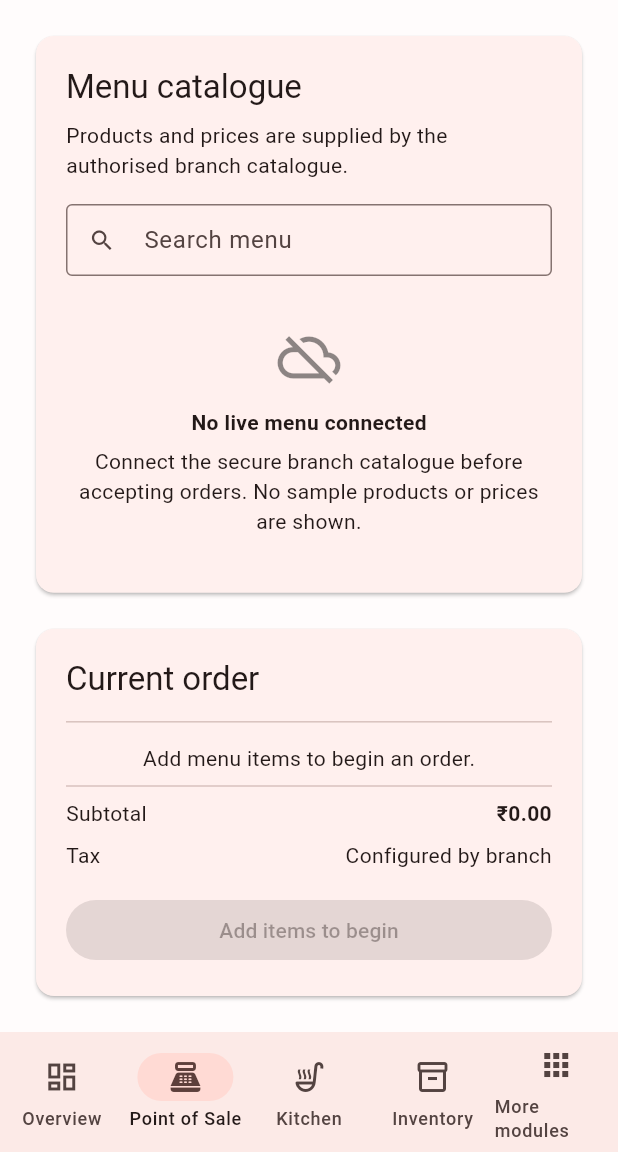
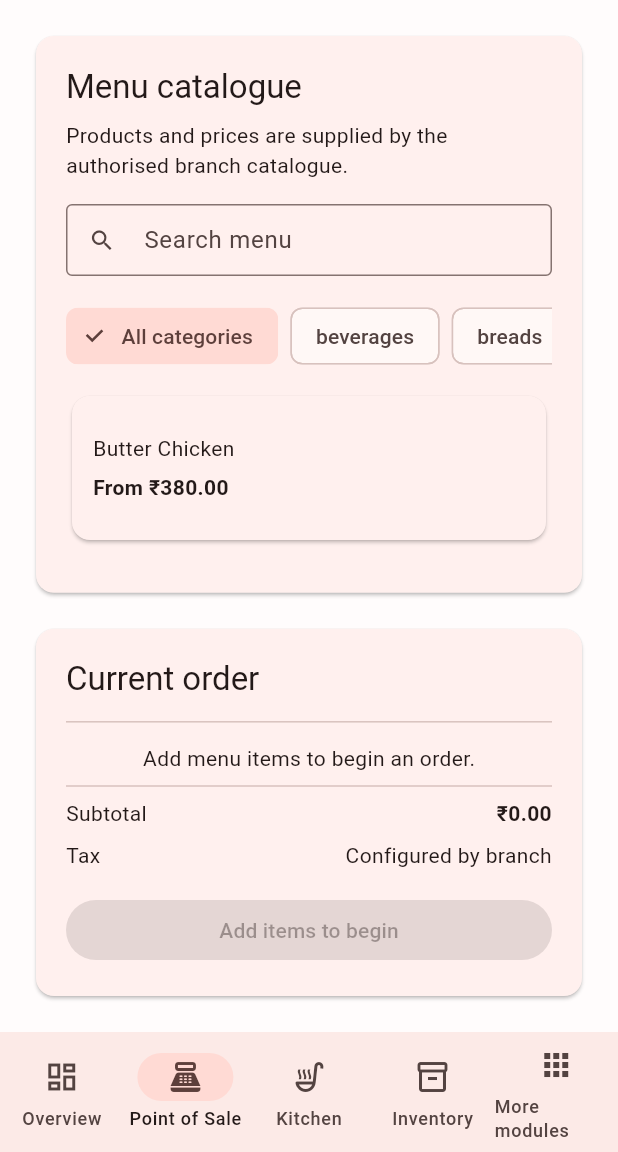
Before and after one commit to russikhuraijamsoft/thegemini, a Flutter app: the screen it shows after launch, item 2 of the bottom bar chosen, on a phone screen of 412 x 824 dp, the part 84-1236 px from its top. Run offline on Flutter 3.47's test engine with Material 3 defaults, Android fonts, the phone set to English and light mode, and no system bars.

Commit message:
feat(native-flutter): populate default flagship POS, kitchen, and inventory data, and fix flutter analyze flags

```diff
--- a/apps/talkos_flutter/analysis_options.yaml
+++ b/apps/talkos_flutter/analysis_options.yaml
@@ -1,4 +1,9 @@
 include: package:flutter_lints/flutter.yaml
+
+analyzer:
+  errors:
+    deprecated_member_use: ignore
+    deprecated_member_use_from_same_package: ignore
 
 linter:
   rules:
--- /dev/null
+++ b/apps/talkos_flutter/lib/app/default_data.dart
@@ -0,0 +1,193 @@
+import '../features/inventory/domain/inventory_deduction_engine.dart';
+import '../features/kitchen/domain/kitchen_workflow.dart';
+import '../features/pos/domain/pos_product.dart';
+
+final defaultPosProducts = <PosProduct>[
+  const PosProduct(
+    id: 'prod_butter_chicken',
+    name: 'Butter Chicken',
+    categoryId: 'curries',
+    pricePaise: 38000,
+    variants: [
+      PosProductVariant(size: PosItemSize.standard, pricePaise: 38000),
+      PosProductVariant(size: PosItemSize.large, pricePaise: 54000),
+    ],
+  ),
+  const PosProduct(
+    id: 'prod_paneer_tikka',
+    name: 'Paneer Tikka Masala',
+    categoryId: 'curries',
+    pricePaise: 32000,
+    variants: [
+      PosProductVariant(size: PosItemSize.standard, pricePaise: 32000),
+      PosProductVariant(size: PosItemSize.large, pricePaise: 46000),
+    ],
+  ),
+  const PosProduct(
+    id: 'prod_biryani',
+    name: 'Dum Biryani',
+    categoryId: 'rice',
+    pricePaise: 35000,
+    variants: [
+      PosProductVariant(size: PosItemSize.small, pricePaise: 22000),
+      PosProductVariant(size: PosItemSize.standard, pricePaise: 35000),
+      PosProductVariant(size: PosItemSize.large, pricePaise: 52000),
+    ],
+  ),
+  const PosProduct(
+    id: 'prod_dal_makhani',
+    name: 'Dal Makhani',
+    categoryId: 'curries',
+    pricePaise: 26000,
+  ),
+  const PosProduct(
+    id: 'prod_garlic_naan',
+    name: 'Garlic Naan',
+    categoryId: 'breads',
+    pricePaise: 6500,
+  ),
+  const PosProduct(
+    id: 'prod_masala_chai',
+    name: 'Masala Chai',
+    categoryId: 'beverages',
+    pricePaise: 4000,
+  ),
+  const PosProduct(
+    id: 'prod_mango_lassi',
+    name: 'Mango Lassi',
+    categoryId: 'beverages',
+    pricePaise: 12000,
+  ),
+  const PosProduct(
+    id: 'prod_gulab_jamun',
+    name: 'Gulab Jamun (2 pcs)',
+    categoryId: 'desserts',
+    pricePaise: 9000,
+  ),
+];
+
+final defaultInventoryItemNames = <String, String>{
+  'inv_flour': 'All Purpose Flour',
+  'inv_chicken': 'Fresh Chicken Breast',
+  'inv_paneer': 'Fresh Paneer',
+  'inv_rice': 'Basmati Rice',
+  'inv_butter': 'Amul Butter',
+  'inv_oil': 'Refined Oil',
+};
+
+final defaultInventoryItemUnits = <String, String>{
+  'inv_flour': 'kg',
+  'inv_chicken': 'kg',
+  'inv_paneer': 'kg',
+  'inv_rice': 'kg',
+  'inv_butter': 'kg',
+  'inv_oil': 'L',
+};
+
+InventoryState createDefaultInventoryState() {
+  return InventoryState(
+    branchId: TalkOsBranches.main,
+    onHandMicros: {
+      'inv_flour': 120000000, // 120 kg
+      'inv_chicken': 45000000, // 45 kg
+      'inv_paneer': 25000000,  // 25 kg
+      'inv_rice': 80000000,    // 80 kg
+      'inv_butter': 30000000,  // 30 kg
+      'inv_oil': 60000000,     // 60 L
+    },
+    recipes: {
+      'prod_butter_chicken': InventoryRecipe(
+        productId: 'prod_butter_chicken',
+        version: 1,
+        ingredients: const [
+          RecipeIngredient(inventoryItemId: 'inv_chicken', quantityMicrosPerServing: 250000),
+          RecipeIngredient(inventoryItemId: 'inv_butter', quantityMicrosPerServing: 50000),
+        ],
+      ),
+      'prod_paneer_tikka': InventoryRecipe(
+        productId: 'prod_paneer_tikka',
+        version: 1,
+        ingredients: const [
+          RecipeIngredient(inventoryItemId: 'inv_paneer', quantityMicrosPerServing: 200000),
+          RecipeIngredient(inventoryItemId: 'inv_butter', quantityMicrosPerServing: 30000),
+        ],
+      ),
+      'prod_biryani': InventoryRecipe(
+        productId: 'prod_biryani',
+        version: 1,
+        ingredients: const [
+          RecipeIngredient(inventoryItemId: 'inv_rice', quantityMicrosPerServing: 200000),
+          RecipeIngredient(inventoryItemId: 'inv_oil', quantityMicrosPerServing: 30000),
+        ],
+      ),
+      'prod_garlic_naan': InventoryRecipe(
+        productId: 'prod_garlic_naan',
+        version: 1,
+        ingredients: const [
+          RecipeIngredient(inventoryItemId: 'inv_flour', quantityMicrosPerServing: 150000),
+          RecipeIngredient(inventoryItemId: 'inv_butter', quantityMicrosPerServing: 20000),
+        ],
+      ),
+    },
+    movements: const [
+      InventoryMovement(
+        id: 'mov-init-1',
+        orderId: 'ORD-101',
+        branchId: TalkOsBranches.main,
+        orderLineId: 'line-1',
+        productId: 'prod_butter_chicken',
+        inventoryItemId: 'inv_chicken',
+        quantityMicros: 500000,
+        recipeVersion: 1,
+        channel: OrderChannel.pos,
+      ),
+    ],
+  );
+}
+
+KitchenState createDefaultKitchenState(InventoryState inventory) {
+  final order1 = InventoryCookingOrder(
+    orderId: 'ORD-102',
+    branchId: TalkOsBranches.main,
+    channel: OrderChannel.pos,
+    lines: const [
+      InventoryOrderLine(lineId: 'l1', productId: 'prod_butter_chicken', quantity: 1),
+      InventoryOrderLine(lineId: 'l2', productId: 'prod_garlic_naan', quantity: 2),
+    ],
+  );
+
+  final order2 = InventoryCookingOrder(
+    orderId: 'ORD-103',
+    branchId: TalkOsBranches.main,
+    channel: OrderChannel.pos,
+    lines: const [
+      InventoryOrderLine(lineId: 'l3', productId: 'prod_biryani', quantity: 1),
+    ],
+  );
+
+  return KitchenState(
+    branchId: TalkOsBranches.main,
+    tickets: {
+      'ORD-102': KitchenTicket(
+        id: 'ORD-102',
+        branchId: TalkOsBranches.main,
+        inventoryOrder: order1,
+        tableLabel: 'Table 3',
+        productNames: const {
+          'prod_butter_chicken': 'Butter Chicken',
+          'prod_garlic_naan': 'Garlic Naan',
+        },
+      ),
+      'ORD-103': KitchenTicket(
+        id: 'ORD-103',
+        branchId: TalkOsBranches.main,
+        inventoryOrder: order2,
+        tableLabel: 'Table 7',
+        productNames: const {
+          'prod_biryani': 'Dum Biryani',
+        },
+      ),
+    },
+    inventory: inventory,
+  );
+}
--- a/apps/talkos_flutter/lib/features/shell/presentation/talkos_shell.dart
+++ b/apps/talkos_flutter/lib/features/shell/presentation/talkos_shell.dart
@@ -1,7 +1,11 @@
 import 'package:flutter/material.dart';
 
+import '../../../app/default_data.dart';
+import '../../inventory/domain/inventory_deduction_engine.dart';
 import '../../inventory/presentation/inventory_screen.dart';
+import '../../kitchen/domain/kitchen_workflow.dart';
 import '../../kitchen/presentation/kitchen_display_screen.dart';
+import '../../pos/domain/pos_product.dart';
 import '../../pos/presentation/pos_screen.dart';
 
 enum _Section { overview, pos, kitchen, inventory, more }
@@ -15,7 +19,16 @@ const _navigationItems = <({ _Section id, String label, IconData icon })>[
 ];
 
 class TalkOsShell extends StatefulWidget {
-  const TalkOsShell({super.key});
+  const TalkOsShell({
+    super.key,
+    this.initialProducts,
+    this.initialInventoryState,
+    this.initialKitchenState,
+  });
+
+  final List<PosProduct>? initialProducts;
+  final InventoryState? initialInventoryState;
+  final KitchenState? initialKitchenState;
 
   @override
   State<TalkOsShell> createState() => _TalkOsShellState();
@@ -23,6 +36,17 @@ class TalkOsShell extends StatefulWidget {
 
 class _TalkOsShellState extends State<TalkOsShell> {
   _Section _section = _Section.overview;
+  late InventoryState _inventoryState;
+  late KitchenState _kitchenState;
+  late List<PosProduct> _products;
+
+  @override
+  void initState() {
+    super.initState();
+    _products = widget.initialProducts ?? defaultPosProducts;
+    _inventoryState = widget.initialInventoryState ?? createDefaultInventoryState();
+    _kitchenState = widget.initialKitchenState ?? createDefaultKitchenState(_inventoryState);
+  }
 
   @override
   Widget build(BuildContext context) {
@@ -31,9 +55,21 @@ class _TalkOsShellState extends State<TalkOsShell> {
         final desktop = constraints.maxWidth >= 900;
         final index = _navigationItems.indexWhere((item) => item.id == _section);
         final body = switch (_section) {
-          _Section.pos => const PosScreen(),
-          _Section.kitchen => const KitchenDisplayScreen(),
-          _Section.inventory => const InventoryScreen(),
+          _Section.pos => PosScreen(products: _products),
+          _Section.kitchen => KitchenDisplayScreen(
+              state: _kitchenState,
+              onStateChanged: (nextState) {
+                setState(() {
+                  _kitchenState = nextState;
+                  _inventoryState = nextState.inventory;
+                });
+              },
+            ),
+          _Section.inventory => InventoryScreen(
+              state: _inventoryState,
+              itemNames: defaultInventoryItemNames,
+              itemUnits: defaultInventoryItemUnits,
+            ),
           _ => _SectionLanding(section: _section),
         };
 
```
Also changed, not shown: 2 other files.
